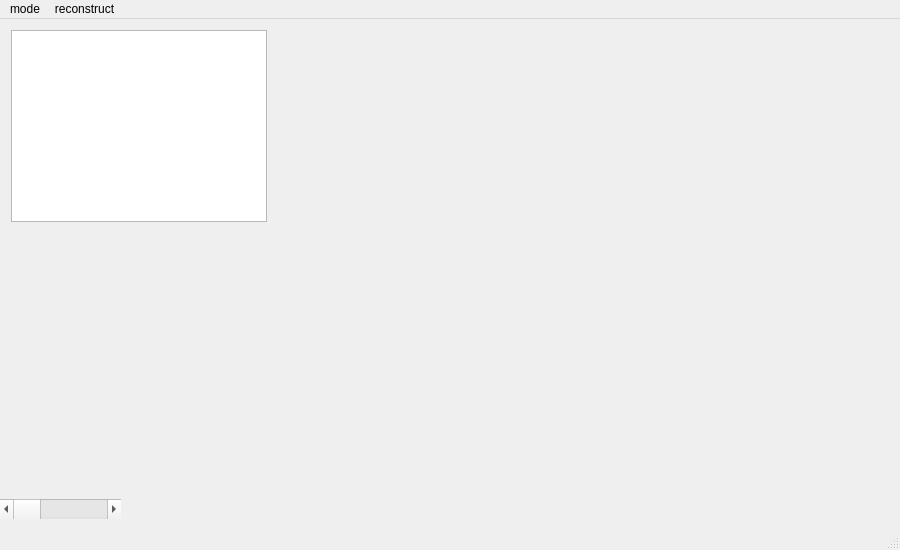
Old version of the form mainwindow.ui in the repository sky92zwq/ecT_Tadlas-Qt5.
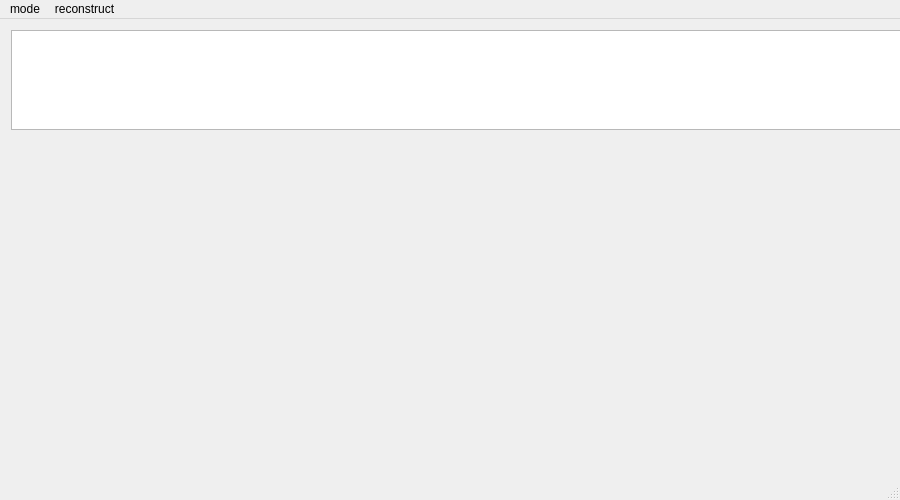
New version of the form.

The edit to the form file:
```diff
--- a/mainwindow.ui
+++ b/mainwindow.ui
@@ -7,7 +7,7 @@
     <x>0</x>
     <y>0</y>
     <width>900</width>
-    <height>550</height>
+    <height>500</height>
    </rect>
   </property>
   <property name="windowTitle">
@@ -19,8 +19,8 @@
      <rect>
       <x>11</x>
       <y>11</y>
-      <width>256</width>
-      <height>192</height>
+      <width>900</width>
+      <height>100</height>
      </rect>
     </property>
    </widget>
```
Left out of the diff: 2 changed lines with no effect on the pictures.
